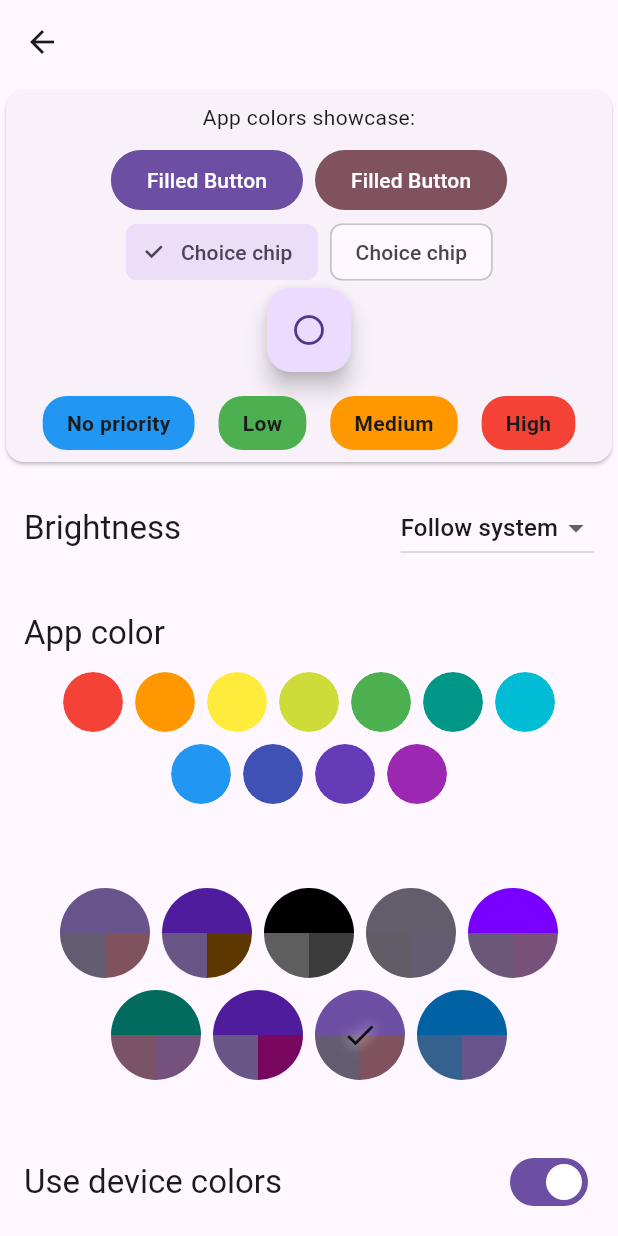
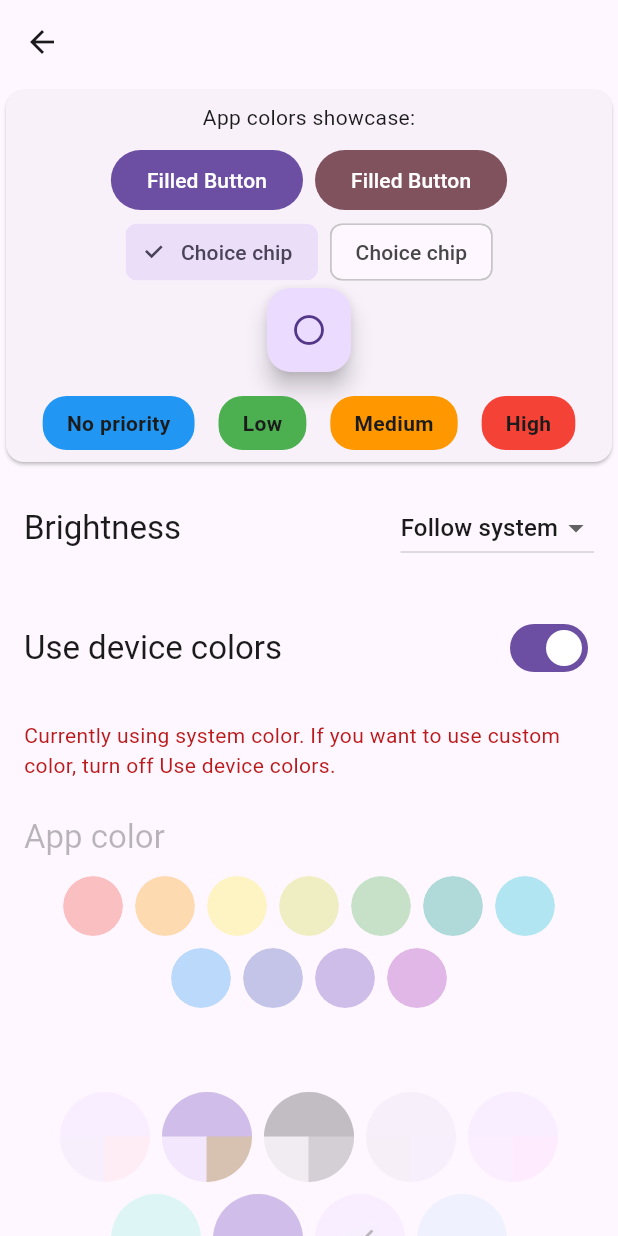
Before and after one commit to masek-david/schoolarc, a Flutter app: the ThemePage screen opened directly with empty values, on a phone screen of 412 x 824 dp. Run offline on Flutter 3.47's test engine with Material 3 defaults, Android fonts, the phone set to English and light mode, and no system bars; drawn by our look-alikes of dynamic_color; our stand-ins replace awesome_notifications, expandable_page_view, flutter_secure_storage, flutter_slidable, hive, hive_flutter and 2 more; missing offline and left inert: drag_and_drop_lists; accounts and stored records are empty.

Commit message:
fixes, small changes

```diff
--- a/lib/screens/home/widgets/meals_card.dart
+++ b/lib/screens/home/widgets/meals_card.dart
@@ -79,8 +79,8 @@ class MealsCard extends StatelessWidget {
                           text: isLoading
                               ? 'Loading'
                               : empty
-                                  ? 'No meals for ${date.formattedDate()}'
-                                  : 'Meals for ${date.formattedDate()}',
+                                  ? 'No meals for ${date.dateText().toLowerCase()}'
+                                  : 'Meals for ${date.dateText().toLowerCase()}',
                           actions: [
                             LoadingIconButton(
                               icon: Icons.refresh,
--- a/lib/screens/settings/setting_pages/theme_page.dart
+++ b/lib/screens/settings/setting_pages/theme_page.dart
@@ -18,6 +18,8 @@ class ThemePage extends StatelessWidget {
 
   @override
   Widget build(BuildContext context) {
+    bool customColorEnabled = settings.get(Setting.themeUseMaterial) == false;
+
     return Scaffold(
       appBar: AppBar(),
       body: ListView(
@@ -41,7 +43,26 @@ class ThemePage extends StatelessWidget {
             ),
           ),
           SettingTile(
+            label: 'Use device colors',
+            action: SwitchAction(
+              initialValue: settings.get(Setting.themeUseMaterial),
+              onChanged: (value) {
+                settings.save(Setting.themeUseMaterial, value);
+                refreshTheme();
+              },
+            ),
+          ),
+          if (!customColorEnabled)
+            Padding(
+              padding: const EdgeInsets.symmetric(horizontal: 16, vertical: 8),
+              child: Text(
+                'Currently using system color. If you want to use custom color, turn off Use device colors.',
+                style: TextStyle(color: Theme.of(context).colorScheme.error),
+              ),
+            ),
+          SettingTile(
             label: 'App color',
+            enabled: customColorEnabled,
             action: ColorPickerAction(
               initialColor: Color(settings.get(Setting.themeColorValue)),
               onChanged: (color) {
@@ -52,20 +73,11 @@ class ThemePage extends StatelessWidget {
           ),
           SettingTile(
             label: '',
+            enabled: customColorEnabled,
             action: SchemeVariantPickerAction(
               initialScheme: settings.get(Setting.themeDynamicSchemeVariantInt),
               onChanged: (value) {
                 settings.save(Setting.themeDynamicSchemeVariantInt, value);
-                refreshTheme();
-              },
-            ),
-          ),
-          SettingTile(
-            label: 'Use device colors',
-            action: SwitchAction(
-              initialValue: settings.get(Setting.themeUseMaterial),
-              onChanged: (value) {
-                settings.save(Setting.themeUseMaterial, value);
                 refreshTheme();
               },
             ),
--- a/lib/screens/settings/widgets/scheme_variant_picker_action.dart
+++ b/lib/screens/settings/widgets/scheme_variant_picker_action.dart
@@ -21,6 +21,8 @@ class _SchemeVariantPickerActionState extends State<SchemeVariantPickerAction> {
   @override
   Widget build(BuildContext context) {
     const schemeVariants = DynamicSchemeVariant.values;
+
+    bool isDark = Theme.of(context).brightness == Brightness.dark;
 
     return Center(
       child: Padding(
@@ -60,7 +62,17 @@ class _SchemeVariantPickerActionState extends State<SchemeVariantPickerAction> {
                             children: [
                               Expanded(
                                 child: Container(
-                                  color: scheme.primary,
+                                  decoration: BoxDecoration(
+                                    border: Border.all(
+                                      width: 0,
+                                      color: isDark
+                                          ? scheme.primary
+                                          : scheme.primaryContainer,
+                                    ),
+                                    color: isDark
+                                        ? scheme.primary
+                                        : scheme.primaryContainer,
+                                  ),
                                 ),
                               ),
                               Expanded(
@@ -68,12 +80,32 @@ class _SchemeVariantPickerActionState extends State<SchemeVariantPickerAction> {
                                   children: [
                                     Expanded(
                                       child: Container(
-                                        color: scheme.secondary,
+                                        decoration: BoxDecoration(
+                                          border: Border.all(
+                                            width: 0,
+                                            color: isDark
+                                                ? scheme.secondary
+                                                : scheme.secondaryContainer,
+                                          ),
+                                          color: isDark
+                                              ? scheme.secondary
+                                              : scheme.secondaryContainer,
+                                        ),
                                       ),
                                     ),
                                     Expanded(
                                       child: Container(
-                                        color: scheme.tertiary,
+                                        decoration: BoxDecoration(
+                                          border: Border.all(
+                                            width: 0,
+                                            color: isDark
+                                                ? scheme.tertiary
+                                                : scheme.tertiaryContainer,
+                                          ),
+                                          color: isDark
+                                              ? scheme.tertiary
+                                              : scheme.tertiaryContainer,
+                                        ),
                                       ),
                                     ),
                                   ],
--- a/lib/screens/settings/widgets/setting_tile.dart
+++ b/lib/screens/settings/widgets/setting_tile.dart
@@ -9,6 +9,7 @@ class SettingTile extends StatelessWidget {
     this.action,
     this.onTap,
     this.highlighted = false,
+    this.enabled = true,
   });
 
   final String label;
@@ -17,11 +18,16 @@ class SettingTile extends StatelessWidget {
   final Widget? action;
   final Function()? onTap;
   final bool highlighted;
+  final bool enabled;
 
   @override
   Widget build(BuildContext context) {
 
-    return InkWell(
+    return Opacity(
+      opacity: enabled ? 1 : 0.3,
+      child: AbsorbPointer(
+        absorbing: !enabled,
+        child: InkWell(
           onTap: onTap,
           child: Container(
             padding: highlighted == true ? const EdgeInsets.all(16) : null,
@@ -69,6 +75,8 @@ class SettingTile extends StatelessWidget {
               ],
             ),
           ),
+        ),
+      ),
     );
   }
 }
```
Also changed, not shown: lib/screens/calendar/calendar_settings.dart (+5 -6 lines), lib/screens/exams/widgets/exam_tile.dart (+13 -26 lines), lib/screens/home/home_screen.dart (+22 -11 lines), lib/screens/home/home_settings.dart (added, +39 -0 lines), lib/screens/homeworks/widgets/homework_tile.dart (+2 -19 lines), lib/services/strava_service.dart (+7 -3 lines), lib/utils/extensions/datetime_extension.dart (+35 -8 lines). Lines whose indentation alone changed are shown as unchanged.
